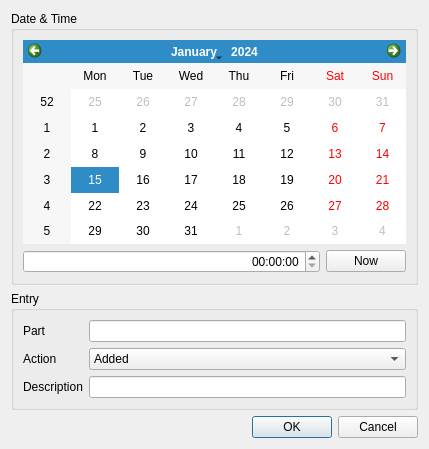
masc4ii/WaoStats, file ServiceEntryDialog.ui: the form before one commit.
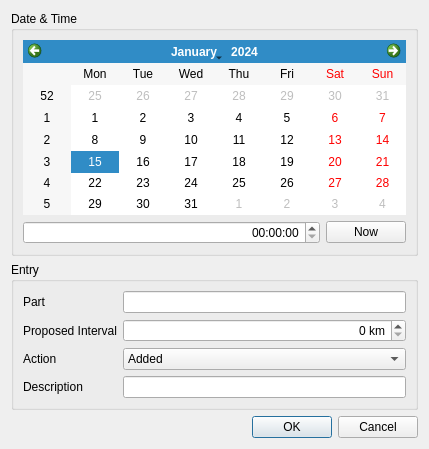
The form after the commit.

Commit message: Statistics and service list added

The edit to the form file:
```diff
--- a/ServiceEntryDialog.ui
+++ b/ServiceEntryDialog.ui
@@ -52,24 +52,7 @@
       <string>Entry</string>
      </property>
      <layout class="QGridLayout" name="gridLayout_2">
-      <item row="0" column="0">
-       <widget class="QLabel" name="label_3">
-        <property name="text">
-         <string>Part</string>
-        </property>
-       </widget>
-      </item>
-      <item row="0" column="1">
-       <widget class="QLineEdit" name="lineEditPart"/>
-      </item>
-      <item row="1" column="0">
-       <widget class="QLabel" name="label_4">
-        <property name="text">
-         <string>Action</string>
-        </property>
-       </widget>
-      </item>
-      <item row="1" column="1">
+      <item row="2" column="1">
        <widget class="QComboBox" name="comboBoxAction">
         <item>
          <property name="text">
@@ -89,15 +72,52 @@
        </widget>
       </item>
       <item row="2" column="0">
+       <widget class="QLabel" name="labelAction">
+        <property name="text">
+         <string>Action</string>
+        </property>
+       </widget>
+      </item>
+      <item row="3" column="0">
        <widget class="QLabel" name="label_5">
         <property name="text">
          <string>Description</string>
         </property>
        </widget>
       </item>
-      <item row="2" column="1">
+      <item row="3" column="1">
        <widget class="QLineEdit" name="lineEditDescr"/>
       </item>
+      <item row="0" column="0">
+       <widget class="QLabel" name="label_3">
+        <property name="text">
+         <string>Part</string>
+        </property>
+       </widget>
+      </item>
+      <item row="0" column="1">
+       <widget class="QLineEdit" name="lineEditPart"/>
+      </item>
+      <item row="1" column="0">
+       <widget class="QLabel" name="label">
+        <property name="text">
+         <string>Proposed Interval</string>
+        </property>
+       </widget>
+      </item>
+      <item row="1" column="1">
+       <widget class="QSpinBox" name="spinBoxInterval">
+        <property name="alignment">
+         <set>Qt::AlignRight|Qt::AlignTrailing|Qt::AlignVCenter</set>
+        </property>
+        <property name="suffix">
+         <string> km</string>
+        </property>
+        <property name="maximum">
+         <number>999999999</number>
+        </property>
+       </widget>
+      </item>
      </layout>
     </widget>
    </item>
```
The commit also changes 14 other files.
